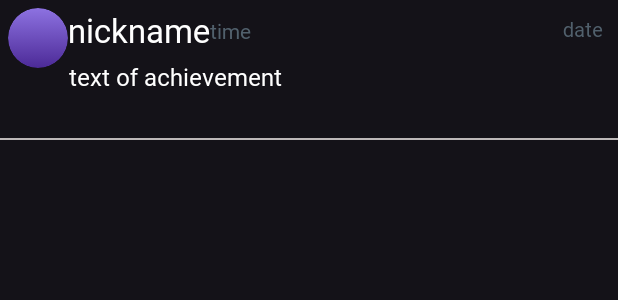
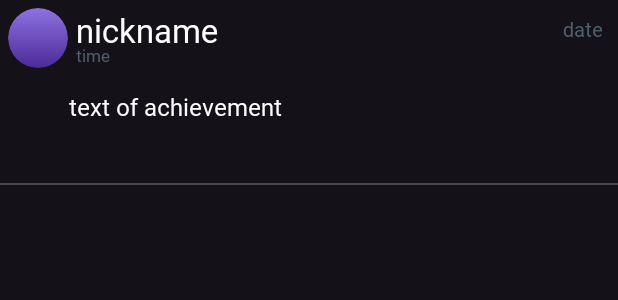
Before and after one commit to SabaGuledani/pinaluri, an Android app: the layout share_item.xml on its own in the app's theme, with its tools: preview values and no code run, on a phone screen of 412 x 824 dp. Shown: the top 300 px of the screen. Run offline under Robolectric (Android 15) with nearby library versions, the phone set to English and light mode, and no system bars.

Commit message:
mesame fragmentis update

```diff
--- a/app/src/main/java/com/saba/spark/GoodHabits.kt
+++ b/app/src/main/java/com/saba/spark/GoodHabits.kt
@@ -51,6 +51,8 @@ class GoodHabits : Fragment(R.layout.fragment_good_habits) {
                         habitMoneyArray.add(habitobject.dailyUseMoney.toDouble())
                         dailyMoney += habitMoneyArray.sum()
                         moneySpentPerDay.text = dailyMoney.toString() + " Gel"
+                        monthlySaving.setText( (dailyMoney.toInt() * 30).toString() + "Gel")
+                        yearlySaving.setText( (dailyMoney.toInt() * 30 * 12).toString() + "Gel")
 
                         for (i in 0 until times.size){
                              timesXmoney += times[i].toDouble() * habitMoneyArray[i]
--- a/app/src/main/java/com/saba/spark/UglyHabit.kt
+++ b/app/src/main/java/com/saba/spark/UglyHabit.kt
@@ -93,5 +93,6 @@ class UglyHabit : Fragment(R.layout.fragment_ugly_habit) {
 
 
     }
-
+//Xoda reference.child.downloadurl.addonsuccesslistener{ } gamoviyene
+    // TODO: iyos es aq
 }
--- /dev/null
+++ b/app/src/main/res/drawable/baseline_arrow_back_24.xml
@@ -0,0 +1,5 @@
+<vector android:autoMirrored="true" android:height="24dp"
+    android:tint="#000000" android:viewportHeight="24"
+    android:viewportWidth="24" android:width="24dp" xmlns:android="http://schemas.android.com/apk/res/android">
+    <path android:fillColor="@android:color/white" android:pathData="M20,11H7.83l5.59,-5.59L12,4l-8,8 8,8 1.41,-1.41L7.83,13H20v-2z"/>
+</vector>
--- /dev/null
+++ b/app/src/main/res/drawable/baseline_military_tech_24.xml
@@ -0,0 +1,5 @@
+<vector android:height="24dp" android:tint="#FFC107"
+    android:viewportHeight="24" android:viewportWidth="24"
+    android:width="24dp" xmlns:android="http://schemas.android.com/apk/res/android">
+    <path android:fillColor="@android:color/white" android:pathData="M17,10.43V2H7v8.43c0,0.35 0.18,0.68 0.49,0.86l4.18,2.51l-0.99,2.34l-3.41,0.29l2.59,2.24L9.07,22L12,20.23L14.93,22l-0.78,-3.33l2.59,-2.24l-3.41,-0.29l-0.99,-2.34l4.18,-2.51C16.82,11.11 17,10.79 17,10.43zM13,12.23l-1,0.6l-1,-0.6V3h2V12.23z"/>
+</vector>
--- a/app/src/main/res/layout/fragment_ugly_habit.xml
+++ b/app/src/main/res/layout/fragment_ugly_habit.xml
@@ -24,6 +24,7 @@
             app:shapeAppearanceOverlay="@style/circle"
             app:srcCompat="@drawable/btn_design"
             android:layout_weight="1"
+
             />
 
 
--- a/app/src/main/res/layout/share_item.xml
+++ b/app/src/main/res/layout/share_item.xml
@@ -23,6 +23,7 @@
         android:id="@+id/name_poster"
         android:layout_width="wrap_content"
         android:layout_height="wrap_content"
+        android:layout_marginLeft="5dp"
         android:layout_marginTop="5dp"
         android:text="nickname"
         android:textSize="22sp"
@@ -33,11 +34,15 @@
         android:id="@+id/time"
         android:layout_width="wrap_content"
         android:layout_height="wrap_content"
-        android:layout_marginTop="5dp"
+        android:layout_marginTop="-5dp"
+        android:fontFamily="@font/asap_regular"
         android:text="time"
+        android:textSize="11sp"
         android:textColor="#51606C"
-        app:layout_constraintStart_toEndOf="@+id/name_poster"
-        app:layout_constraintTop_toTopOf="@+id/name_poster" />
+        app:layout_constraintEnd_toEndOf="@+id/name_poster"
+        app:layout_constraintHorizontal_bias="0.0"
+        app:layout_constraintStart_toStartOf="@+id/name_poster"
+        app:layout_constraintTop_toBottomOf="@+id/name_poster" />
 
     <TextView
         android:id="@+id/date"
@@ -46,6 +51,7 @@
         android:layout_marginTop="10dp"
         android:layout_marginRight="10dp"
         android:text="date"
+        android:fontFamily="@font/asap_regular"
         android:textColor="#51606C"
         android:textSize="13sp"
         app:layout_constraintEnd_toEndOf="parent"
@@ -56,17 +62,18 @@
         android:layout_width="wrap_content"
         android:layout_height="wrap_content"
         android:layout_marginLeft="46dp"
-        android:layout_marginTop="5dp"
+        android:layout_marginTop="25dp"
         android:text="text of achievement"
         android:textSize="16dp"
+        android:fontFamily="@font/asap_regular"
         app:layout_constraintStart_toStartOf="parent"
         app:layout_constraintTop_toBottomOf="@+id/name_poster" />
 
     <View
         android:layout_width="match_parent"
         android:layout_height="1dp"
-        android:layout_marginTop="30dp"
-        android:background="#bdb8b8"
+        android:layout_marginTop="40dp"
+        android:background="#54BDB8B8"
         android:forceDarkAllowed="false"
         app:layout_constraintBottom_toBottomOf="parent"
         app:layout_constraintEnd_toEndOf="parent"
```
Also changed, not shown: app/src/main/res/layout/dialog_share_achievement.xml (added, +108 -0 lines).
